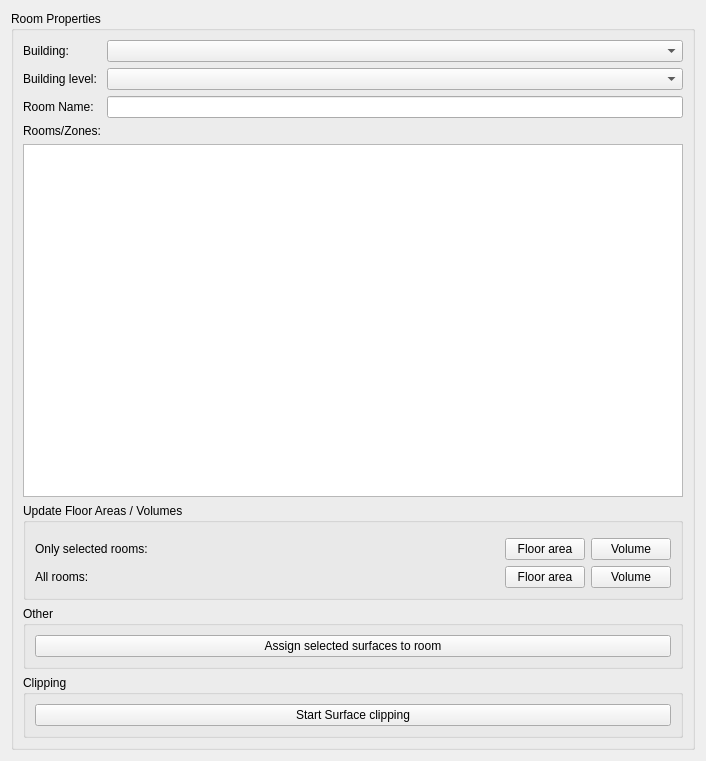
This is SIM-VICUS/src/SVPropBuildingZoneProperty.ui in ghorwin/SIM-VICUS as Qt 5 draws it before an edit. The edited form follows.
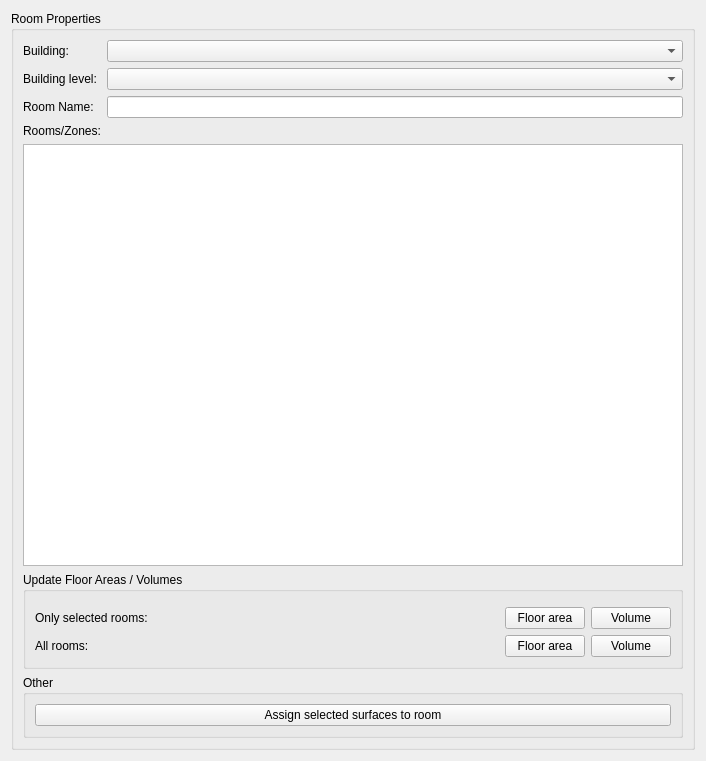
This is the edited form.

Commit message: Removed clipping in building zone property

What changed in the file:
```diff
--- a/SIM-VICUS/src/SVPropBuildingZoneProperty.ui
+++ b/SIM-VICUS/src/SVPropBuildingZoneProperty.ui
@@ -19,7 +19,7 @@
      <property name="title">
       <string>Room Properties</string>
      </property>
-     <layout class="QGridLayout" name="gridLayout_3" columnstretch="0,1">
+     <layout class="QGridLayout" name="gridLayout_3" columnstretch="0,0">
       <item row="2" column="0">
        <widget class="QLabel" name="label_3">
         <property name="text">
@@ -27,18 +27,11 @@
         </property>
        </widget>
       </item>
-      <item row="0" column="0">
-       <widget class="QLabel" name="label_6">
-        <property name="text">
-         <string>Building:</string>
-        </property>
-       </widget>
-      </item>
       <item row="0" column="1">
        <widget class="QComboBox" name="comboBoxBuildingFilter"/>
       </item>
-      <item row="1" column="1">
-       <widget class="QComboBox" name="comboBoxBuildingLevelFilter"/>
+      <item row="2" column="1">
+       <widget class="QLineEdit" name="lineEditNameFilter"/>
       </item>
       <item row="6" column="0" colspan="2">
        <widget class="QGroupBox" name="groupBox">
@@ -63,19 +56,6 @@
         </property>
        </widget>
       </item>
-      <item row="2" column="1">
-       <widget class="QLineEdit" name="lineEditNameFilter"/>
-      </item>
-      <item row="4" column="0" colspan="2">
-       <widget class="QTableView" name="tableViewZones">
-        <property name="selectionMode">
-         <enum>QAbstractItemView::ExtendedSelection</enum>
-        </property>
-        <property name="sortingEnabled">
-         <bool>true</bool>
-        </property>
-       </widget>
-      </item>
       <item row="5" column="0" colspan="2">
        <widget class="QGroupBox" name="groupBoxSelectedComponent2">
         <property name="title">
@@ -174,6 +154,26 @@
         </layout>
        </widget>
       </item>
+      <item row="0" column="0">
+       <widget class="QLabel" name="label_6">
+        <property name="text">
+         <string>Building:</string>
+        </property>
+       </widget>
+      </item>
+      <item row="1" column="1">
+       <widget class="QComboBox" name="comboBoxBuildingLevelFilter"/>
+      </item>
+      <item row="4" column="0" colspan="2">
+       <widget class="QTableView" name="tableViewZones">
+        <property name="selectionMode">
+         <enum>QAbstractItemView::ExtendedSelection</enum>
+        </property>
+        <property name="sortingEnabled">
+         <bool>true</bool>
+        </property>
+       </widget>
+      </item>
       <item row="3" column="0">
        <widget class="QLabel" name="label_8">
         <property name="text">
@@ -181,22 +181,6 @@
         </property>
        </widget>
       </item>
-      <item row="7" column="0" colspan="2">
-       <widget class="QGroupBox" name="groupBox_2">
-        <property name="title">
-         <string>Clipping</string>
-        </property>
-        <layout class="QGridLayout" name="gridLayout_2">
-         <item row="0" column="0">
-          <widget class="QPushButton" name="pushButtonClipping">
-           <property name="text">
-            <string>Start Surface clipping</string>
-           </property>
-          </widget>
-         </item>
-        </layout>
-       </widget>
-      </item>
      </layout>
     </widget>
    </item>
```
The commit also changes 2 other files.
